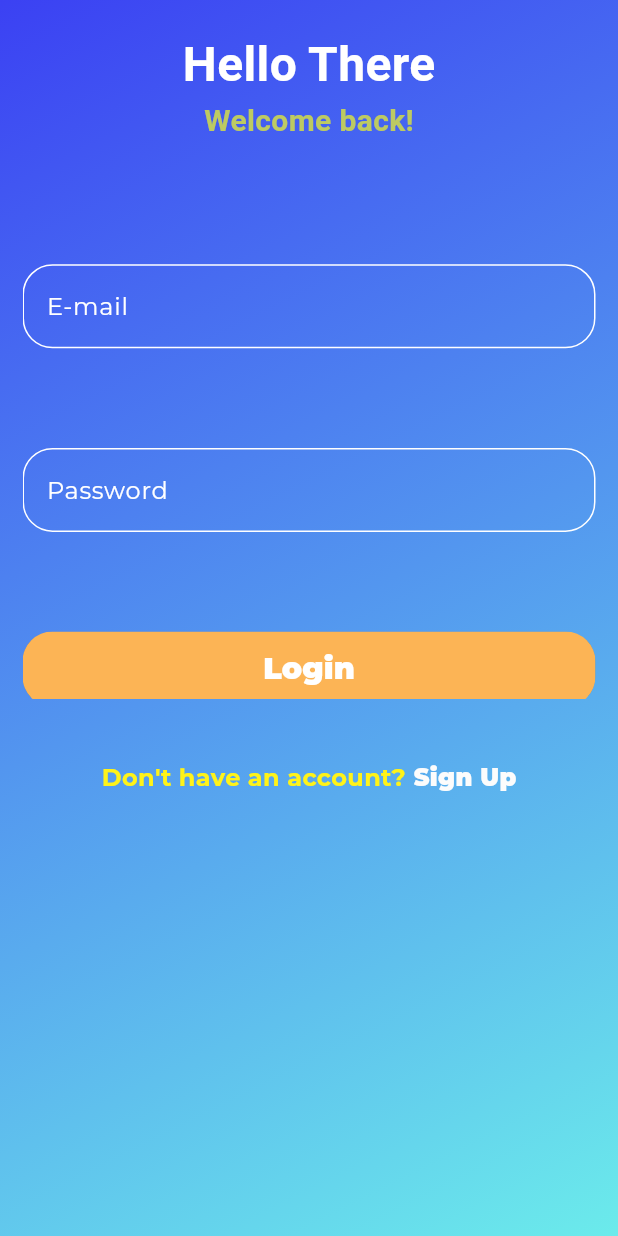
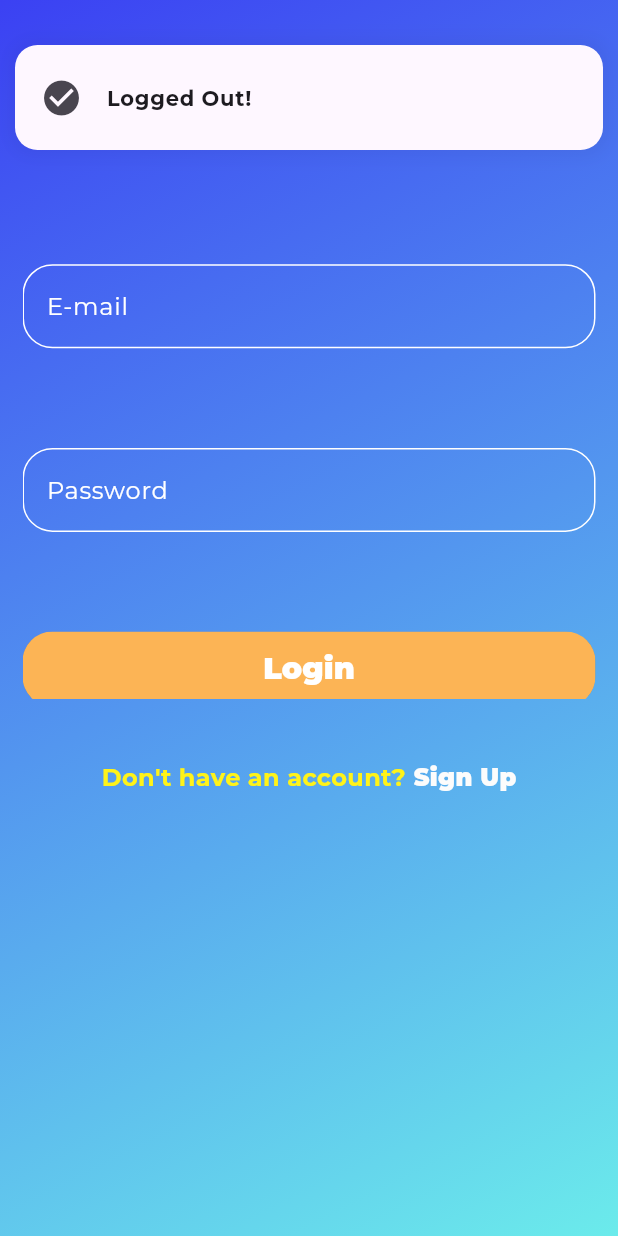
Before and after one commit to ProSkywalker16/chatezy, a Flutter app: the HomePage screen opened by its route, after a tap on the "logout" icon, on a phone screen of 412 x 824 dp. Run offline on Flutter 3.47's test engine with Material 3 defaults, Android fonts, the phone set to English and light mode, and no system bars; drawn by our look-alikes of delightful_toast; our stand-ins replace firebase_analytics, firebase_auth, firebase_core, get_it, google_fonts; accounts and stored records are empty.

Commit message:
Created login and logout with toast widget popups 	modified:   android/app/src/main/AndroidManifest.xml 	modified:   lib/pages/home_page.dart 	modified:   lib/pages/login_page.dart 	new file:   lib/pages/register_page.dart 	new file:   lib/services/alert_service.dart 	modified:   lib/utils.dart

```diff
--- a/lib/pages/home_page.dart
+++ b/lib/pages/home_page.dart
@@ -1,3 +1,4 @@
+import 'package:chatezy/services/alert_service.dart';
 import 'package:chatezy/services/auth_service.dart';
 import 'package:chatezy/services/navigation_service.dart';
 import 'package:flutter/material.dart';
@@ -15,12 +16,15 @@ class _HomePageState extends State<HomePage> {
   final GetIt _getIt = GetIt.instance;
   late AuthService _authService;
   late NavigationService _navigationService;
+  late AlertService _alertService;
+
   @override
   void initState() {
     // TODO: implement initState
     super.initState();
     _authService = _getIt.get<AuthService>();
     _navigationService = _getIt.get<NavigationService>();
+    _alertService = _getIt.get<AlertService>();
   }
   @override
   Widget build(BuildContext context) {
@@ -36,6 +40,10 @@ class _HomePageState extends State<HomePage> {
             onPressed: () async {
               bool result = await _authService.logout();
               if(result){
+                _alertService.showToast(
+                  text: "Logged Out!",
+                  icon: Icons.check_circle,
+                );
                 _navigationService.pushReplacementNamed('/login');
               }
             },
--- a/lib/pages/login_page.dart
+++ b/lib/pages/login_page.dart
@@ -1,4 +1,5 @@
 import 'package:chatezy/consts.dart';
+import 'package:chatezy/services/alert_service.dart';
 import 'package:chatezy/services/auth_service.dart';
 import 'package:chatezy/services/navigation_service.dart';
 import 'package:chatezy/widgets/custom_form_field.dart';
@@ -21,18 +22,18 @@ class _LoginPageState extends State<LoginPage> {
 
   late AuthService _authService;
   late NavigationService _navigationService;
-
-
+  late AlertService _alertService;
 
   String? email, password;
 
   @override
   void initState() {
-
     super.initState();
     _authService = _getIt.get<AuthService>();
     _navigationService = _getIt.get<NavigationService>();
+    _alertService = _getIt.get<AlertService>();
   }
+
   @override
   Widget build(BuildContext context) {
     return Scaffold(
@@ -113,7 +114,7 @@ class _LoginPageState extends State<LoginPage> {
       ),
       child: SingleChildScrollView(
         child: Form(
-          key:_loginFormKey,
+          key: _loginFormKey,
           child: Column(
             mainAxisSize: MainAxisSize.max,
             mainAxisAlignment: MainAxisAlignment.spaceBetween,
@@ -132,9 +133,9 @@ class _LoginPageState extends State<LoginPage> {
                       height: MediaQuery.sizeOf(context).height * 0.1,
                       hintText: "E-mail",
                       validationRegEx: EMAIL_VALIDATION_REGEX,
-                      onSaved: (value){
+                      onSaved: (value) {
                         setState(() {
-                          email=value;
+                          email = value;
                         });
                       },
                     ),
@@ -144,9 +145,9 @@ class _LoginPageState extends State<LoginPage> {
                       hintText: "Password",
                       validationRegEx: PASSWORD_VALIDATION_REGEX,
                       obscureText: true,
-                      onSaved: (value){
+                      onSaved: (value) {
                         setState(() {
-                          password=value;
+                          password = value;
                         });
                       },
                     ),
@@ -171,17 +172,18 @@ class _LoginPageState extends State<LoginPage> {
         borderRadius: BorderRadius.circular(20),
         child: MaterialButton(
           onPressed: () async {
-            if(_loginFormKey.currentState?.validate() ?? false){
+            if (_loginFormKey.currentState?.validate() ?? false) {
               _loginFormKey.currentState?.save();
               bool result = await _authService.login(email!, password!);
               print(result);
-              if(result)
-              {
+              if (result) {
                 _navigationService.pushReplacementNamed('/home');
-              }else{
-
+              } else {
+                _alertService.showToast(
+                  text: "Failed to login, please try again!",
+                  icon: Icons.error,
+                );
               }
-
             }
           },
           color: Color.fromARGB(255, 252, 180, 85),
--- /dev/null
+++ b/lib/services/alert_service.dart
@@ -0,0 +1,43 @@
+import 'package:chatezy/services/navigation_service.dart';
+import 'package:delightful_toast/delight_toast.dart';
+import 'package:delightful_toast/toast/components/toast_card.dart';
+import 'package:delightful_toast/toast/utils/enums.dart';
+import 'package:flutter/material.dart';
+import 'package:get_it/get_it.dart';
+import 'package:path/path.dart';
+
+class AlertService {
+  final GetIt _getIt = GetIt.instance;
+  late NavigationService _navigationService;
+  AlertService() {
+    _navigationService = _getIt.get<NavigationService>();
+  }
+  void showToast({
+      required String text,
+      IconData icon = Icons.info,
+    }) {
+      try {
+        DelightToastBar(
+          autoDismiss: true,
+          position: DelightSnackbarPosition.top,
+          builder: (context) {
+            return ToastCard(
+              leading: Icon(
+                icon,
+                size: 28,
+              ),
+              title: Text(
+                text,
+                style: const TextStyle(
+                  fontWeight: FontWeight.w700,
+                  fontSize: 14,
+                ),
+              ),
+            );
+          },
+        ).show(_navigationService.navigatorKey!.currentContext!,);
+      } catch (e) {
+        print(e);
+      }
+    }
+  }
--- a/lib/utils.dart
+++ b/lib/utils.dart
@@ -1,4 +1,5 @@
 import 'package:chatezy/firebase_options.dart';
+import 'package:chatezy/services/alert_service.dart';
 import 'package:chatezy/services/auth_service.dart';
 import 'package:chatezy/services/navigation_service.dart';
 import 'package:firebase_core/firebase_core.dart';
@@ -19,4 +20,7 @@ Future<void> registerServices() async {
    getIt.registerSingleton<NavigationService>(
     NavigationService(),
   );
+  getIt.registerSingleton<AlertService>(
+    AlertService(),
+  );
 }
```
Also changed, not shown: lib/pages/register_page.dart (added, +15 -0 lines), 1 other file.
